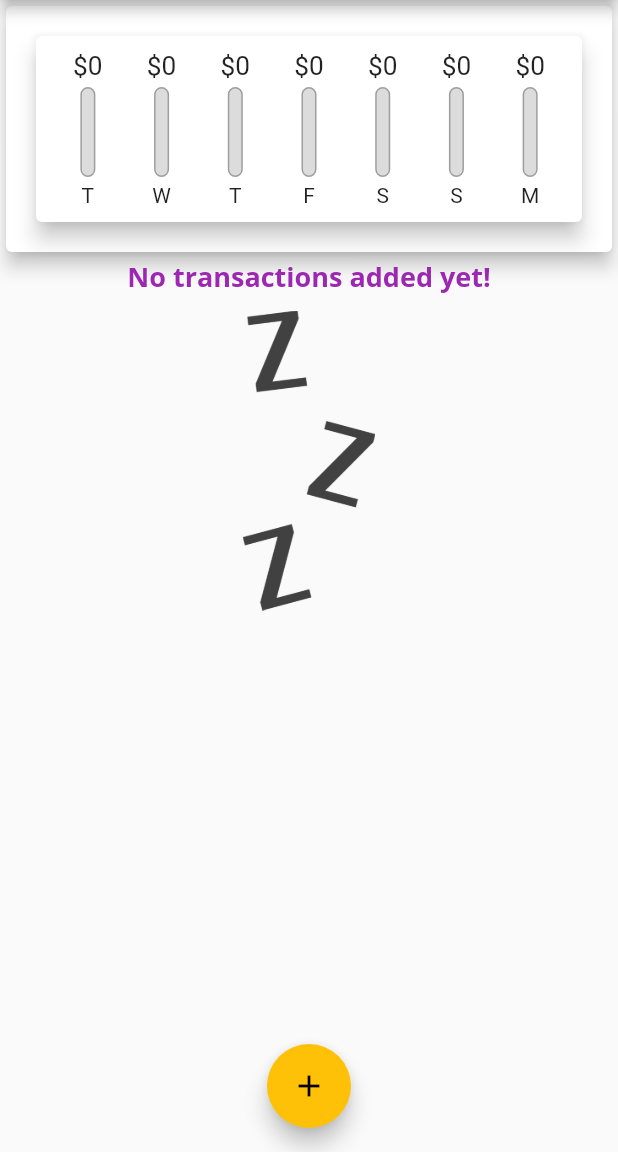
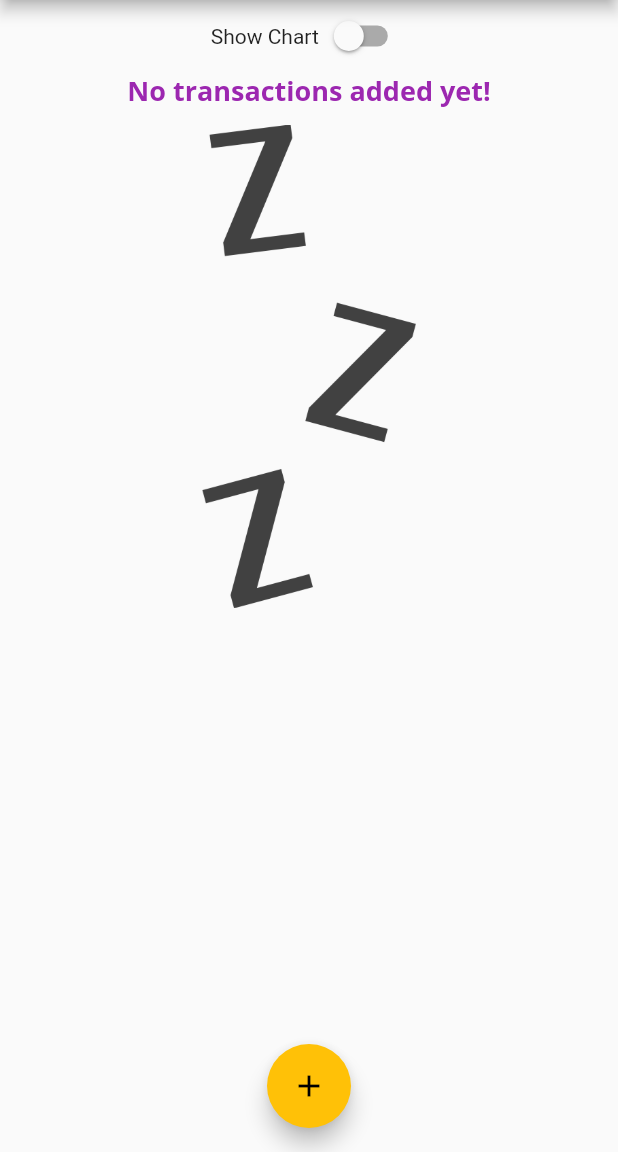
Before and after one commit to lrodriguez15/expenses_app, a Flutter app: the screen it shows after launch, on a phone screen of 412 x 824 dp, the part 84-1236 px from its top. Run offline on Flutter 3.47's test engine with Material 2 defaults, Android fonts, the phone set to English and light mode, and no system bars.

Commit message:
Add switch to landscape mode and use rel heights.

```diff
--- a/lib/main.dart
+++ b/lib/main.dart
@@ -1,11 +1,18 @@
 import 'package:flutter/material.dart';
+// import 'package:flutter/services.dart';
 
 import './widgets/new_transaction.dart';
 import './widgets/transaction_list.dart';
 import './widgets/chart.dart';
 import './models/transaction.dart';
 
-void main() => runApp(MyApp());
+void main() {
+  // Ensure that we only support portrait mode!
+  // WidgetsFlutterBinding.ensureInitialized();
+  // SystemChrome.setPreferredOrientations(
+  //     [DeviceOrientation.portraitUp, DeviceOrientation.portraitDown]);
+  runApp(MyApp());
+}
 
 class MyApp extends StatelessWidget {
   @override
@@ -62,6 +69,7 @@ class _MyHomePageState extends State<MyHomePage> {
     //   date: DateTime.now(),
     // ),
   ];
+  bool _showChart = false;
 
   List<Transaction> get _recentTransactions {
     return _userTransactions.where(
@@ -109,26 +117,52 @@ class _MyHomePageState extends State<MyHomePage> {
 
   @override
   Widget build(BuildContext context) {
-    return Scaffold(
-      appBar: AppBar(title: Text('Personal Expenses'), actions: [
+    final appBar = AppBar(title: Text('Personal Expenses'), actions: [
       IconButton(
         onPressed: (() => _startAddNewTransaction(context)),
         icon: Icon(Icons.add),
       )
-      ]),
+    ]);
+    return Scaffold(
+      appBar: appBar,
       body: SingleChildScrollView(
         child: Column(
           mainAxisAlignment: MainAxisAlignment.start,
           crossAxisAlignment: CrossAxisAlignment.stretch,
           children: <Widget>[
-            Container(
+            Row(
+              mainAxisAlignment: MainAxisAlignment.center,
+              children: [
+                Text('Show Chart'),
+                Switch(
+                  value: _showChart,
+                  onChanged: (bool value) {
+                    setState(() {
+                      _showChart = value;
+                    });
+                  },
+                ),
+              ],
+            ),
+            _showChart
+                ? Container(
+                    height: (MediaQuery.of(context).size.height -
+                            appBar.preferredSize.height -
+                            MediaQuery.of(context).padding.top) *
+                        0.7,
                     width: double.infinity,
                     child: Card(
                       elevation: 5,
                       child: Chart(_recentTransactions),
                     ),
-            ),
-            TransactionList(_userTransactions, _deleteTransaction),
+                  )
+                : Container(
+                    height: (MediaQuery.of(context).size.height -
+                            appBar.preferredSize.height -
+                            MediaQuery.of(context).padding.top) *
+                        0.7,
+                    child:
+                        TransactionList(_userTransactions, _deleteTransaction)),
           ],
         ),
       ),
--- a/lib/widgets/chart.dart
+++ b/lib/widgets/chart.dart
@@ -1,5 +1,6 @@
 import 'package:flutter/material.dart';
 import 'package:intl/intl.dart';
+
 import '../models/transaction.dart';
 import './chart_bar.dart';
 
--- a/lib/widgets/chart_bar.dart
+++ b/lib/widgets/chart_bar.dart
@@ -10,19 +10,21 @@ class ChartBar extends StatelessWidget {
 
   @override
   Widget build(BuildContext context) {
+    return LayoutBuilder(
+      builder: (ctx, constraints) {
         return Column(
           children: [
             Container(
-          height: 20,
+              height: constraints.maxHeight * 0.15,
               child: FittedBox(
                 child: Text('\$${spendingAmount.toStringAsFixed(0)}'),
               ),
             ),
             SizedBox(
-          height: 4,
+              height: constraints.maxHeight * 0.05,
             ),
             Container(
-          height: 60,
+              height: constraints.maxHeight * 0.6,
               width: 10,
               child: Stack(
                 children: [
@@ -49,10 +51,17 @@ class ChartBar extends StatelessWidget {
               ),
             ),
             SizedBox(
-          height: 4,
+              height: constraints.maxHeight * 0.05,
             ),
-        Text(label),
+            Container(
+              height: constraints.maxHeight * 0.15,
+              child: FittedBox(
+                child: Text(label),
+              ),
+            ),
           ],
+        );
+      },
     );
   }
 }
--- a/lib/widgets/transaction_list.dart
+++ b/lib/widgets/transaction_list.dart
@@ -12,9 +12,14 @@ class TransactionList extends StatelessWidget {
   @override
   Widget build(BuildContext context) {
     return Container(
-      height: 450,
+      // This gives the height of the device to get 60% of the height.
+      // however, this will be done on the main file to deduct the
+      // height of the appBar and the status bar (padding).
+      // height: MediaQuery.of(context).size.height * 0.6,
       child: transactions.isEmpty
-          ? Column(
+          ? LayoutBuilder(
+              builder: (ctx, constraints) {
+                return Column(
                   children: [
                     Text(
                       'No transactions added yet!',
@@ -24,12 +29,14 @@ class TransactionList extends StatelessWidget {
                       height: 10,
                     ),
                     Container(
-                    height: 200,
+                        height: constraints.maxHeight * 0.6,
                         child: Image.asset(
                           'assets/images/waiting.png',
                           fit: BoxFit.cover,
                         )),
                   ],
+                );
+              },
             )
           : ListView.builder(
               itemBuilder: (ctx, idx) {
```
Lines whose indentation alone changed are shown as unchanged.
